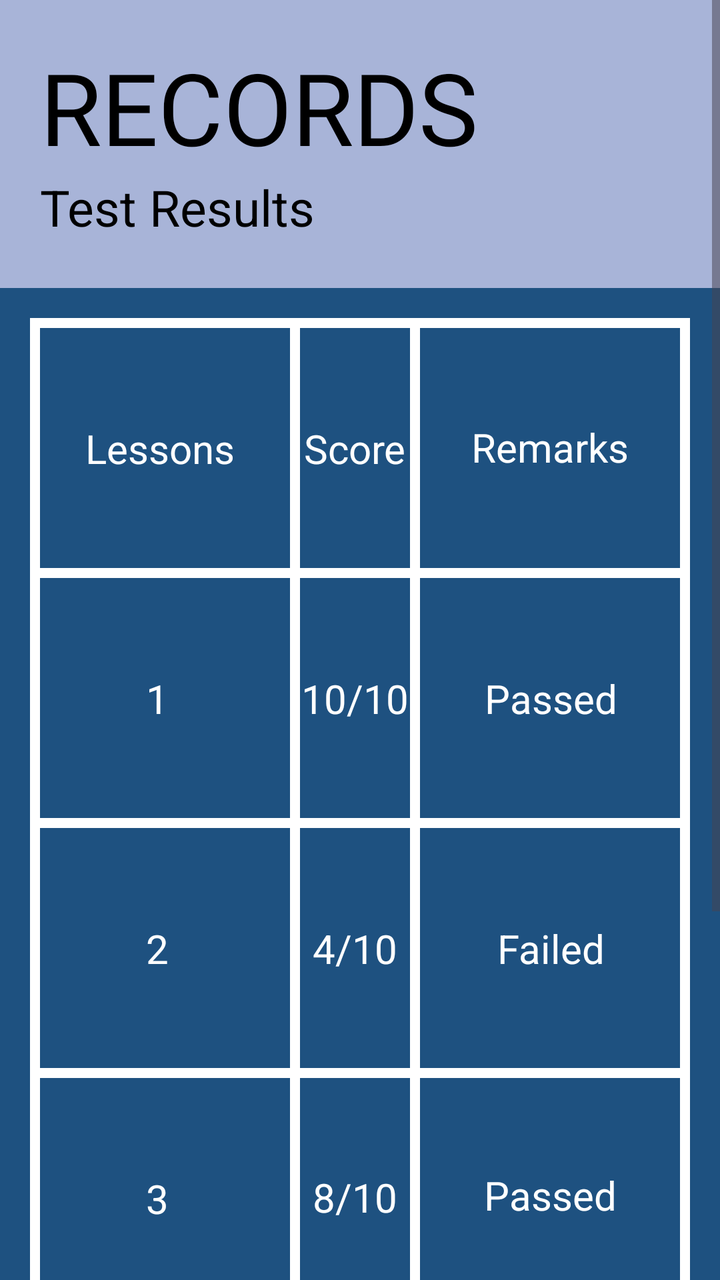
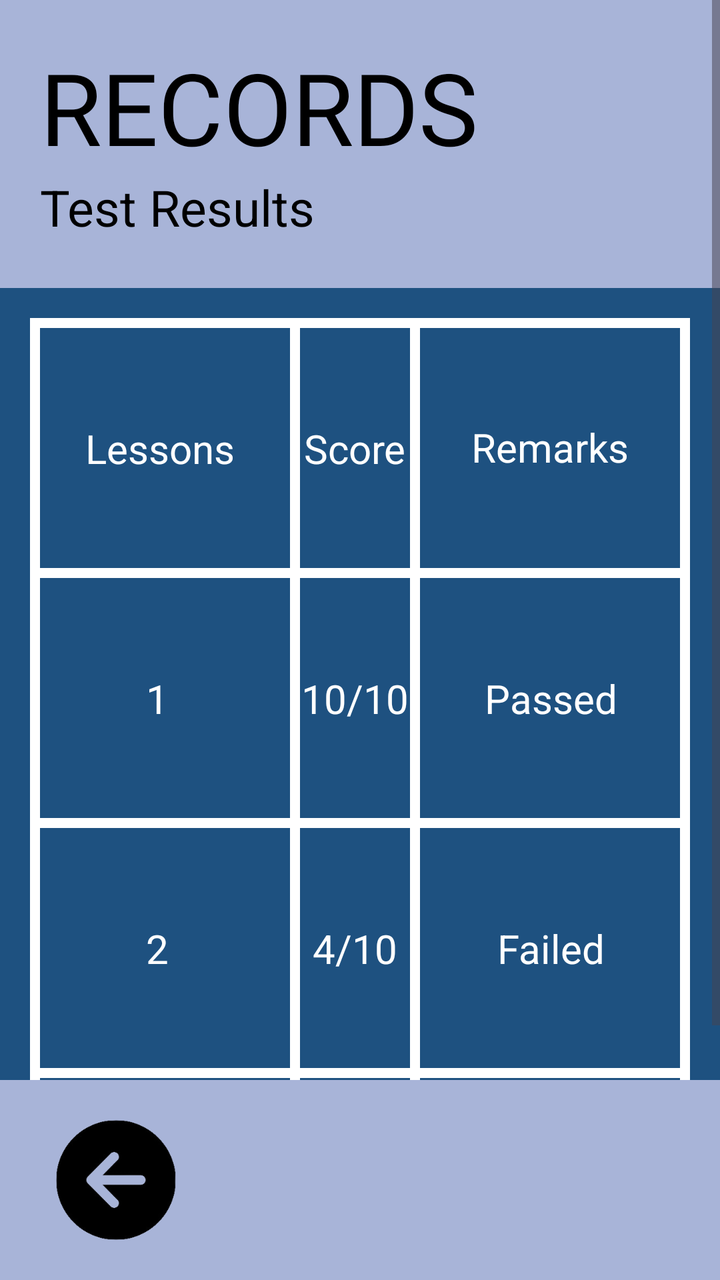

Compare the two renders of this Android layout. The source of the first and the diff that turns it into the second are given below.
<!-- AndroidManifest.xml: application theme Theme.FinalsApplication -->
<!-- res/layout/admin_records_page1.xml -->
<?xml version="1.0" encoding="utf-8"?>
<RelativeLayout xmlns:android="http://schemas.android.com/apk/res/android"
    android:layout_width="match_parent"
    android:layout_height="match_parent"
    xmlns:tools="http://schemas.android.com/tools"
    xmlns:app="http://schemas.android.com/apk/res-auto"
    android:background="#1e5180">

    <TextView
        android:id="@+id/textView9"
        android:layout_width="wrap_content"
        android:layout_height="wrap_content"
        android:layout_marginStart="20dp"
        android:layout_marginTop="30dp"
        android:layout_marginEnd="20dp"
        android:layout_marginBottom="30dp"
        android:text="Lessons"
        android:textColor="@color/white"
        android:textSize="20sp"
        app:layout_constraintBottom_toTopOf="@+id/linearLayout6"
        app:layout_constraintEnd_toStartOf="@+id/linearLayout5"
        app:layout_constraintStart_toStartOf="@+id/linearLayout7"
        app:layout_constraintTop_toBottomOf="@+id/linearLayout"
        tools:ignore="NotSibling" />

    <ScrollView
        android:layout_width="409dp"
        android:layout_height="729dp"
        tools:layout_editor_absoluteX="1dp"
        tools:layout_editor_absoluteY="1dp">

        <LinearLayout
            android:layout_width="match_parent"
            android:layout_height="wrap_content"
            android:orientation="vertical">

            <LinearLayout
                android:layout_width="match_parent"
                android:layout_height="144dp"
                android:background="#a8b4d8"
                android:orientation="vertical">

                <TextView
                    android:id="@+id/mainLabel1"
                    android:layout_width="wrap_content"
                    android:layout_height="wrap_content"
                    android:layout_marginStart="20dp"
                    android:layout_marginTop="20dp"
                    android:fontFamily="@font/roboto_black"
                    android:text="RECORDS"
                    android:textColor="@color/black"
                    android:textSize="50sp" />

                <TextView
                    android:id="@+id/mainLabel2"
                    android:layout_width="225dp"
                    android:layout_height="wrap_content"
                    android:layout_marginStart="20dp"
                    android:layout_marginBottom="20dp"
                    android:text="Test Results"
                    android:textColor="@color/black"
                    android:textSize="25sp" />

            </LinearLayout>

            <androidx.constraintlayout.widget.ConstraintLayout
                android:layout_width="match_parent"
                android:layout_height="655dp">

                <TextView
                    android:id="@+id/l2Label"
                    android:layout_width="wrap_content"
                    android:layout_height="wrap_content"
                    android:text="2"
                    android:textColor="@color/white"
                    android:textSize="20sp"
                    app:layout_constraintBottom_toTopOf="@+id/linearLayout8"
                    app:layout_constraintEnd_toStartOf="@+id/linearLayout5"
                    app:layout_constraintHorizontal_bias="0.49"
                    app:layout_constraintStart_toStartOf="@+id/linearLayout7"
                    app:layout_constraintTop_toBottomOf="@+id/linearLayout7" />

                <TextView
                    android:id="@+id/l3Label"
                    android:layout_width="wrap_content"
                    android:layout_height="wrap_content"
                    android:text="3"
                    android:textColor="@color/white"
                    android:textSize="20sp"
                    app:layout_constraintBottom_toTopOf="@+id/linearLayout10"
                    app:layout_constraintEnd_toStartOf="@+id/linearLayout5"
                    app:layout_constraintHorizontal_bias="0.49"
                    app:layout_constraintStart_toStartOf="@+id/linearLayout7"
                    app:layout_constraintTop_toBottomOf="@+id/linearLayout8" />

                <TextView
                    android:id="@+id/l3Score"
                    android:layout_width="wrap_content"
                    android:layout_height="wrap_content"
                    android:text="8/10"
                    android:textColor="@color/white"
                    android:textSize="20sp"
                    app:layout_constraintBottom_toTopOf="@+id/linearLayout10"
                    app:layout_constraintEnd_toStartOf="@+id/linearLayout9"
                    app:layout_constraintStart_toEndOf="@+id/linearLayout5"
                    app:layout_constraintTop_toBottomOf="@+id/linearLayout8"
                    app:layout_constraintVertical_bias="0.494" />

                <TextView
                    android:id="@+id/l3Remarks"
                    android:layout_width="wrap_content"
                    android:layout_height="wrap_content"
                    android:text="Passed"
                    android:textColor="@color/white"
                    android:textSize="20sp"
                    app:layout_constraintBottom_toTopOf="@+id/linearLayout10"
                    app:layout_constraintEnd_toStartOf="@+id/linearLayout4"
                    app:layout_constraintStart_toEndOf="@+id/linearLayout9"
                    app:layout_constraintTop_toBottomOf="@+id/linearLayout8"
                    app:layout_constraintVertical_bias="0.483" />

                <TextView
                    android:id="@+id/sumLabel"
                    android:layout_width="wrap_content"
                    android:layout_height="wrap_content"
                    android:text="Summative"
                    android:textColor="@color/white"
                    android:textSize="20sp"
                    app:layout_constraintBottom_toTopOf="@+id/linearLayout2"
                    app:layout_constraintEnd_toStartOf="@+id/linearLayout5"
                    app:layout_constraintHorizontal_bias="0.49"
                    app:layout_constraintStart_toStartOf="@+id/linearLayout7"
                    app:layout_constraintTop_toBottomOf="@+id/linearLayout10" />

                <LinearLayout
                    android:id="@+id/linearLayout"
                    android:layout_width="match_parent"
                    android:layout_height="5dp"
                    android:layout_marginStart="15dp"
                    android:layout_marginTop="15dp"
                    android:layout_marginEnd="15dp"
                    android:background="@color/white"
                    android:orientation="horizontal"
                    app:layout_constraintEnd_toEndOf="parent"
                    app:layout_constraintStart_toStartOf="parent"
                    app:layout_constraintTop_toTopOf="parent">

                </LinearLayout>

                <LinearLayout
                    android:id="@+id/linearLayout2"
                    android:layout_width="match_parent"
                    android:layout_height="5dp"
                    android:layout_marginStart="15dp"
                    android:layout_marginEnd="15dp"
                    android:layout_marginBottom="15dp"
                    android:background="@color/white"
                    android:orientation="horizontal"
                    app:layout_constraintBottom_toBottomOf="parent"
                    app:layout_constraintEnd_toEndOf="parent"
                    app:layout_constraintHorizontal_bias="1.0"
                    app:layout_constraintStart_toStartOf="parent"></LinearLayout>

                <LinearLayout
                    android:id="@+id/linearLayout3"
                    android:layout_width="5dp"
                    android:layout_height="match_parent"
                    android:layout_marginStart="15dp"
                    android:layout_marginTop="15dp"
                    android:layout_marginBottom="15dp"
                    android:background="@color/white"
                    android:orientation="vertical"
                    app:layout_constraintBottom_toTopOf="@+id/linearLayout2"
                    app:layout_constraintStart_toStartOf="parent"
                    app:layout_constraintTop_toTopOf="parent">

                </LinearLayout>

                <LinearLayout
                    android:id="@+id/linearLayout4"
                    android:layout_width="5dp"
                    android:layout_height="match_parent"
                    android:layout_marginTop="15dp"
                    android:layout_marginEnd="15dp"
                    android:layout_marginBottom="15dp"
                    android:background="@color/white"
                    android:orientation="vertical"
                    app:layout_constraintBottom_toTopOf="@+id/linearLayout2"
                    app:layout_constraintEnd_toEndOf="parent"
                    app:layout_constraintTop_toTopOf="parent"></LinearLayout>

                <LinearLayout
                    android:id="@+id/linearLayout5"
                    android:layout_width="5dp"
                    android:layout_height="match_parent"
                    android:layout_marginStart="130dp"
                    android:layout_marginTop="15dp"
                    android:layout_marginBottom="15dp"
                    android:background="@color/white"
                    android:orientation="vertical"
                    app:layout_constraintBottom_toTopOf="@+id/linearLayout2"
                    app:layout_constraintStart_toStartOf="@+id/linearLayout3"
                    app:layout_constraintTop_toTopOf="parent">

                </LinearLayout>

                <LinearLayout
                    android:id="@+id/linearLayout9"
                    android:layout_width="5dp"
                    android:layout_height="match_parent"
                    android:layout_marginTop="15dp"
                    android:layout_marginEnd="130dp"
                    android:layout_marginBottom="15dp"
                    android:background="@color/white"
                    android:orientation="vertical"
                    app:layout_constraintBottom_toTopOf="@+id/linearLayout2"
                    app:layout_constraintEnd_toStartOf="@+id/linearLayout4"
                    app:layout_constraintTop_toTopOf="parent">

                </LinearLayout>

                <LinearLayout
                    android:id="@+id/linearLayout6"
                    android:layout_width="match_parent"
                    android:layout_height="5dp"
                    android:layout_marginStart="15dp"
                    android:layout_marginTop="120dp"
                    android:layout_marginEnd="15dp"
                    android:background="@color/white"
                    android:orientation="horizontal"
                    app:layout_constraintEnd_toEndOf="parent"
                    app:layout_constraintStart_toStartOf="parent"
                    app:layout_constraintTop_toBottomOf="@+id/linearLayout">

                </LinearLayout>

                <LinearLayout
                    android:id="@+id/linearLayout7"
                    android:layout_width="match_parent"
                    android:layout_height="5dp"
                    android:layout_marginStart="15dp"
                    android:layout_marginTop="120dp"
                    android:layout_marginEnd="15dp"
                    android:background="@color/white"
                    android:orientation="horizontal"
                    app:layout_constraintEnd_toEndOf="parent"
                    app:layout_constraintHorizontal_bias="0.586"
                    app:layout_constraintStart_toStartOf="parent"
                    app:layout_constraintTop_toBottomOf="@+id/linearLayout6">

                </LinearLayout>

                <LinearLayout
                    android:id="@+id/linearLayout8"
                    android:layout_width="match_parent"
                    android:layout_height="5dp"
                    android:layout_marginStart="15dp"
                    android:layout_marginTop="120dp"
                    android:layout_marginEnd="15dp"
                    android:background="@color/white"
                    android:orientation="horizontal"
                    app:layout_constraintEnd_toEndOf="parent"
                    app:layout_constraintHorizontal_bias="0.517"
                    app:layout_constraintStart_toStartOf="parent"
                    app:layout_constraintTop_toBottomOf="@+id/linearLayout7">

                </LinearLayout>

                <TextView
                    android:id="@+id/lessonLabel"
                    android:layout_width="wrap_content"
                    android:layout_height="wrap_content"
                    android:text="Lessons"
                    android:textColor="@color/white"
                    android:textSize="20sp"
                    app:layout_constraintBottom_toTopOf="@+id/linearLayout6"
                    app:layout_constraintEnd_toStartOf="@+id/linearLayout5"
                    app:layout_constraintStart_toStartOf="@+id/linearLayout7"
                    app:layout_constraintTop_toBottomOf="@+id/linearLayout" />

                <TextView
                    android:id="@+id/l1Label"
                    android:layout_width="wrap_content"
                    android:layout_height="wrap_content"
                    android:text="1"
                    android:textColor="@color/white"
                    android:textSize="20sp"
                    app:layout_constraintBottom_toTopOf="@+id/linearLayout7"
                    app:layout_constraintEnd_toStartOf="@+id/linearLayout5"
                    app:layout_constraintHorizontal_bias="0.49"
                    app:layout_constraintStart_toStartOf="@+id/linearLayout7"
                    app:layout_constraintTop_toBottomOf="@+id/linearLayout6" />

                <TextView
                    android:id="@+id/scoreLabel"
                    android:layout_width="wrap_content"
                    android:layout_height="wrap_content"
                    android:text="Score"
                    android:textColor="@color/white"
                    android:textSize="20sp"
                    app:layout_constraintBottom_toTopOf="@+id/linearLayout6"
                    app:layout_constraintEnd_toStartOf="@+id/linearLayout9"
                    app:layout_constraintStart_toEndOf="@+id/linearLayout5"
                    app:layout_constraintTop_toBottomOf="@+id/linearLayout" />

                <TextView
                    android:id="@+id/l1Score"
                    android:layout_width="wrap_content"
                    android:layout_height="wrap_content"
                    android:text="10/10"
                    android:textColor="@color/white"
                    android:textSize="20sp"
                    app:layout_constraintBottom_toTopOf="@+id/linearLayout7"
                    app:layout_constraintEnd_toStartOf="@+id/linearLayout9"
                    app:layout_constraintHorizontal_bias="0.547"
                    app:layout_constraintStart_toEndOf="@+id/linearLayout5"
                    app:layout_constraintTop_toBottomOf="@+id/linearLayout6" />

                <TextView
                    android:id="@+id/l2Score"
                    android:layout_width="wrap_content"
                    android:layout_height="wrap_content"
                    android:text="4/10"
                    android:textColor="@color/white"
                    android:textSize="20sp"
                    app:layout_constraintBottom_toTopOf="@+id/linearLayout8"
                    app:layout_constraintEnd_toStartOf="@+id/linearLayout9"
                    app:layout_constraintHorizontal_bias="0.49"
                    app:layout_constraintStart_toEndOf="@+id/linearLayout5"
                    app:layout_constraintTop_toBottomOf="@+id/linearLayout7" />

                <TextView
                    android:id="@+id/sumScore"
                    android:layout_width="wrap_content"
                    android:layout_height="wrap_content"
                    android:text="9/10"
                    android:textColor="@color/white"
                    android:textSize="20sp"
                    app:layout_constraintBottom_toTopOf="@+id/linearLayout2"
                    app:layout_constraintEnd_toStartOf="@+id/linearLayout9"
                    app:layout_constraintHorizontal_bias="0.49"
                    app:layout_constraintStart_toEndOf="@+id/linearLayout5"
                    app:layout_constraintTop_toBottomOf="@+id/linearLayout10" />

                <TextView
                    android:id="@+id/remarkLabel"
                    android:layout_width="wrap_content"
                    android:layout_height="wrap_content"
                    android:text="Remarks"
                    android:textColor="@color/white"
                    android:textSize="20sp"
                    app:layout_constraintBottom_toTopOf="@+id/linearLayout6"
                    app:layout_constraintEnd_toStartOf="@+id/linearLayout4"
                    app:layout_constraintStart_toEndOf="@+id/linearLayout9"
                    app:layout_constraintTop_toBottomOf="@+id/linearLayout"
                    app:layout_constraintVertical_bias="0.494" />

                <TextView
                    android:id="@+id/l1Remarks"
                    android:layout_width="wrap_content"
                    android:layout_height="wrap_content"
                    android:text="Passed"
                    android:textColor="@color/white"
                    android:textSize="20sp"
                    app:layout_constraintBottom_toTopOf="@+id/linearLayout7"
                    app:layout_constraintEnd_toStartOf="@+id/linearLayout4"
                    app:layout_constraintHorizontal_bias="0.509"
                    app:layout_constraintStart_toEndOf="@+id/linearLayout9"
                    app:layout_constraintTop_toBottomOf="@+id/linearLayout6" />

                <TextView
                    android:id="@+id/l2Remarks"
                    android:layout_width="wrap_content"
                    android:layout_height="wrap_content"
                    android:text="Failed"
                    android:textColor="@color/white"
                    android:textSize="20sp"
                    app:layout_constraintBottom_toTopOf="@+id/linearLayout8"
                    app:layout_constraintEnd_toStartOf="@+id/linearLayout4"
                    app:layout_constraintHorizontal_bias="0.509"
                    app:layout_constraintStart_toEndOf="@+id/linearLayout9"
                    app:layout_constraintTop_toBottomOf="@+id/linearLayout7" />

                <TextView
                    android:id="@+id/sumRemarks"
                    android:layout_width="wrap_content"
                    android:layout_height="wrap_content"
                    android:text="Remarks"
                    android:textColor="@color/white"
                    android:textSize="20sp"
                    app:layout_constraintBottom_toTopOf="@+id/linearLayout2"
                    app:layout_constraintEnd_toStartOf="@+id/linearLayout4"
                    app:layout_constraintHorizontal_bias="0.509"
                    app:layout_constraintStart_toEndOf="@+id/linearLayout9"
                    app:layout_constraintTop_toBottomOf="@+id/linearLayout10" />

                <LinearLayout
                    android:id="@+id/linearLayout10"
                    android:layout_width="match_parent"
                    android:layout_height="5dp"
                    android:layout_marginStart="15dp"
                    android:layout_marginTop="120dp"
                    android:layout_marginEnd="15dp"
                    android:background="@color/white"
                    android:orientation="horizontal"
                    app:layout_constraintEnd_toEndOf="parent"
                    app:layout_constraintStart_toStartOf="parent"
                    app:layout_constraintTop_toBottomOf="@+id/linearLayout8"></LinearLayout>

            </androidx.constraintlayout.widget.ConstraintLayout>

            <LinearLayout
                android:layout_width="match_parent"
                android:layout_height="100dip"
                android:layout_alignParentBottom="true"
                android:background="#a8b4d8">

                <ImageButton
                    android:id="@+id/backButton"
                    android:layout_width="76dp"
                    android:layout_height="wrap_content"
                    android:layout_marginStart="20dp"
                    android:layout_marginTop="20dp"
                    android:layout_marginBottom="20dp"
                    android:background="?android:attr/selectableItemBackground"
                    android:scaleType="fitCenter"
                    android:src="@drawable/arrowleft" />
            </LinearLayout>

        </LinearLayout>
    </ScrollView>
</RelativeLayout>
<!-- resources referenced by this layout -->
<resources>
  <color name="black">#000000</color>
  <color name="white">#FFFFFFFF</color>
  <!-- drawable arrowleft: png bitmap (drawable, 16559 bytes) -->
  <style name="Theme.FinalsApplication" parent="Base.Theme.FinalsApplication" />
  <style name="Base.Theme.FinalsApplication" parent="Theme.Material3.DayNight.NoActionBar">
          
          
          <item name="android:statusBarColor">#00000000</item>
      </style>
</resources>

<!-- the commit's change to res/layout/admin_records_page1.xml (unified diff, before → after) -->
@@ -409,24 +409,23 @@
 
             </androidx.constraintlayout.widget.ConstraintLayout>
 
-            <LinearLayout
-                android:layout_width="match_parent"
-                android:layout_height="100dip"
-                android:layout_alignParentBottom="true"
-                android:background="#a8b4d8">
-
-                <ImageButton
-                    android:id="@+id/backButton"
-                    android:layout_width="76dp"
-                    android:layout_height="wrap_content"
-                    android:layout_marginStart="20dp"
-                    android:layout_marginTop="20dp"
-                    android:layout_marginBottom="20dp"
-                    android:background="?android:attr/selectableItemBackground"
-                    android:scaleType="fitCenter"
-                    android:src="@drawable/arrowleft" />
-            </LinearLayout>
-
         </LinearLayout>
     </ScrollView>
+    <LinearLayout
+        android:layout_width="match_parent"
+        android:layout_height="100dip"
+        android:layout_alignParentBottom="true"
+        android:background="#a8b4d8">
+
+        <ImageButton
+            android:id="@+id/backButton"
+            android:layout_width="76dp"
+            android:layout_height="wrap_content"
+            android:layout_marginStart="20dp"
+            android:layout_marginTop="20dp"
+            android:layout_marginBottom="20dp"
+            android:background="?android:attr/selectableItemBackground"
+            android:scaleType="fitCenter"
+            android:src="@drawable/arrowleft" />
+    </LinearLayout>
 </RelativeLayout>
